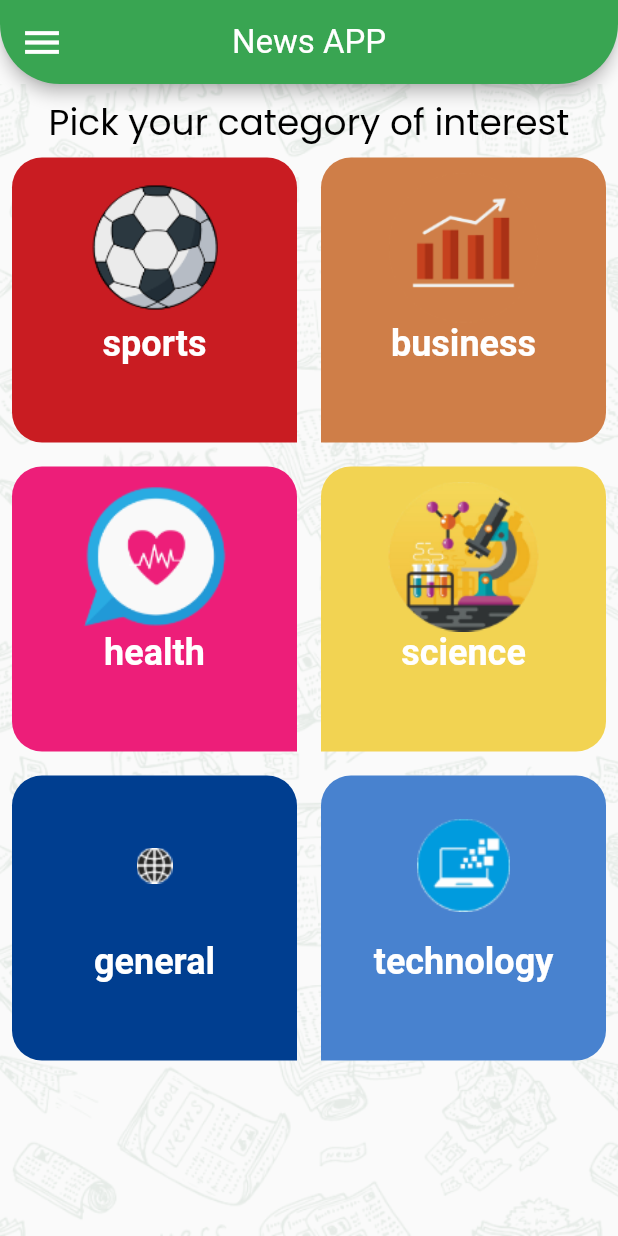
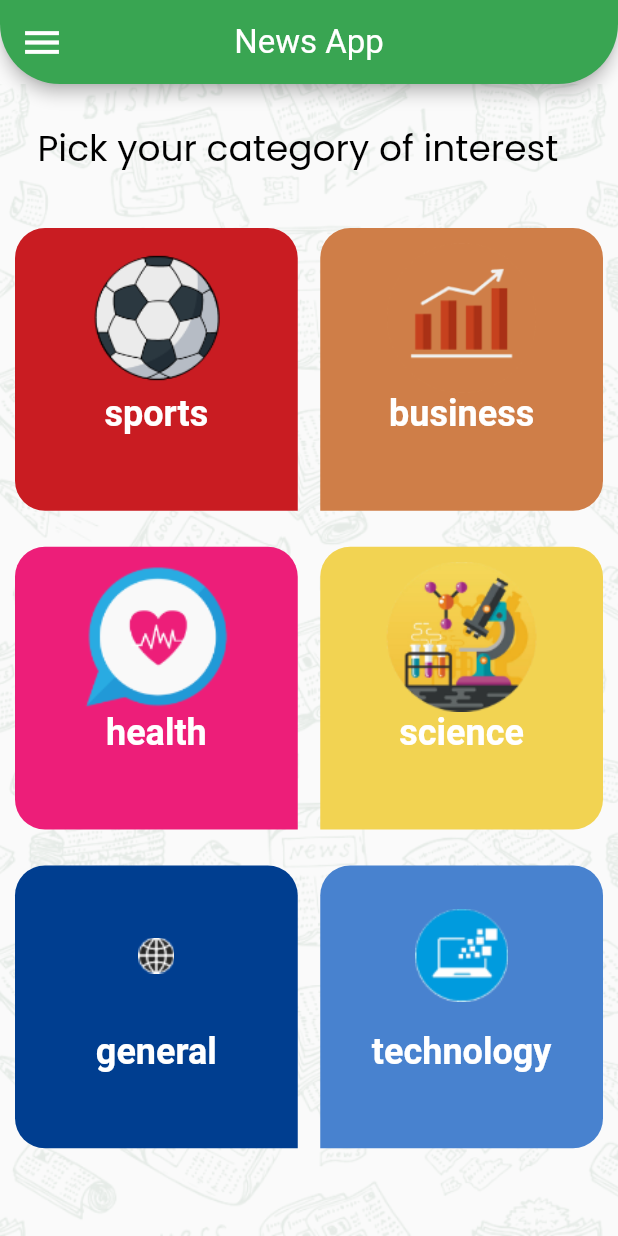
Before and after one commit to salmahossam094/News, a Flutter app: the screen it shows after launch, on a phone screen of 412 x 824 dp. Run offline on Flutter 3.47's test engine with Material 2 defaults, Android fonts, the phone set to English and light mode, and no system bars; our stand-ins replace cached_network_image, flutter_screenutil, font_awesome_flutter, google_fonts, shared_preferences; generated files the repository leaves out were written again; Roboto replaces fonts that are missing (Exo).

```diff
--- a/lib/layout/home_layout.dart
+++ b/lib/layout/home_layout.dart
@@ -6,6 +6,7 @@ import 'package:news/screens/settings.dart';
 import 'package:news/screens/widgets/DrawerWidgets.dart';
 import 'package:news/screens/widgets/search_delegate.dart';
 import 'package:news/shared/styles/app_colors.dart';
+import 'package:flutter_gen/gen_l10n/app_localizations.dart';
 
 class HomeLayout extends StatefulWidget {
   HomeLayout({Key? key}) : super(key: key);
@@ -30,7 +31,7 @@ class _HomeLayoutState extends State<HomeLayout> {
         ),
         Scaffold(
           appBar: AppBar(
-            title:  Text(categoryModel == null ? "News APP" : categoryModel!.name,
+            title:  Text(categoryModel == null ? AppLocalizations.of(context)!.news : categoryModel!.name,
                     style: Theme.of(context).textTheme.bodyLarge),
             backgroundColor: AppColor.lightColor,
             shape: const RoundedRectangleBorder(
--- a/lib/main.dart
+++ b/lib/main.dart
@@ -1,6 +1,7 @@
 import 'package:flutter/material.dart';
 import 'package:flutter_gen/gen_l10n/app_localizations.dart';
 import 'package:flutter_localizations/flutter_localizations.dart';
+import 'package:flutter_screenutil/flutter_screenutil.dart';
 import 'package:news/layout/home_layout.dart';
 import 'package:news/providers/my_provider.dart';
 import 'package:news/screens/news_details.dart';
@@ -11,7 +12,7 @@ import 'package:shared_preferences/shared_preferences.dart';
 
 void main() {
   runApp(ChangeNotifierProvider(
-      create: (BuildContext context) => MyProvider(), child: MyApp()));
+      create: (BuildContext context) => MyProvider(), builder: (context, child) =>  MyApp()));
 }
 
 class MyApp extends StatelessWidget {
@@ -23,7 +24,12 @@ class MyApp extends StatelessWidget {
   @override
   Widget build(BuildContext context) {
     pro = Provider.of<MyProvider>(context);
-    return MaterialApp(
+    getPreferences();
+    return ScreenUtilInit(
+      designSize: const Size(360, 690),
+      minTextAdapt: true,
+      splitScreenMode: true,
+      builder: (context, child) => MaterialApp(
         locale: Locale(pro.language),
         localizationsDelegates: [
           AppLocalizations.delegate, // Add this line
@@ -44,15 +50,28 @@ class MyApp extends StatelessWidget {
         initialRoute: HomeLayout.routeName,
         theme: MyThemeData.lightTheme,
         darkTheme: MyThemeData.darkTheme,
-      themeMode: pro.mode,
+        themeMode: pro.themeMode,
+      ),
     );
   }
 
-  initShared() async {
-    SharedPreferences pref = await SharedPreferences.getInstance();
-    String lan = pref.getString('lan') ?? '';
+  // initSharedPref() async {
+  //   SharedPreferences prefs = await SharedPreferences.getInstance();
+  //   String language = prefs.getString('lang') ?? 'en';
+  //   pro.changeLanguage(language);
+  //   String? mode = prefs.getString('mode');
+  //   pro.changeTheme(mode == 'light' ? ThemeMode.light : ThemeMode.dark);
+  // }
+  void getPreferences() async {
+    final SharedPreferences prefs = await SharedPreferences.getInstance();
+    if (prefs.getString('theme') == 'dark') {
+      pro.changeTheme(ThemeMode.dark);
+    } else if (prefs.getString('theme') == 'system') {
+      pro.changeTheme(ThemeMode.system);
+    } else {
+      pro.changeTheme(ThemeMode.light);
+    }
+    String lan = prefs.getString('language') ?? 'en';
     pro.changeLanguage(lan);
-    String mode = pref.getString('mode') ?? '';
-    pro.changeTheme(mode == 'light' ? ThemeMode.light : ThemeMode.dark);
   }
 }
--- a/lib/screens/category.dart
+++ b/lib/screens/category.dart
@@ -9,20 +9,12 @@ class Category extends StatelessWidget {
 
   Category(this.onCategorySelected);
 
-   List<CategoryModel> categories= CategoryModel.getCategories();
+  List<CategoryModel> categories = CategoryModel.getCategories();
+
   // late List<String> names;
 
   @override
   Widget build(BuildContext context) {
-    // names = [
-    //   AppLocalizations.of(context)!.sports,
-    //   AppLocalizations.of(context)!.business,
-    //   AppLocalizations.of(context)!.health,
-    //   AppLocalizations.of(context)!.science,
-    //   AppLocalizations.of(context)!.general,
-    //   AppLocalizations.of(context)!.technology,
-    // ];
-    // categories = CategoryModel.getCategories();
     return Stack(
       children: [
         Image.asset(
@@ -31,18 +23,22 @@ class Category extends StatelessWidget {
           height: double.infinity,
         ),
         Padding(
-          padding: const EdgeInsets.all(8.0),
+          padding: const EdgeInsets.all(10.0),
           child: Column(
+            crossAxisAlignment: CrossAxisAlignment.start,
             children: [
-              Text(
-                AppLocalizations.of(context)!.pick_your_category_of_interest,
-                style: Theme.of(context)
-                    .textTheme
-                    .bodyMedium!
-                    .copyWith(fontWeight: FontWeight.w400),
+              Padding(
+                padding: const EdgeInsets.all(15.0),
+                child: Text(
+                  AppLocalizations.of(context)!.pick_your_category_of_interest,
+                  style: Theme.of(context)
+                      .textTheme
+                      .bodyMedium!
+                      .copyWith(fontWeight: FontWeight.w400),
+                ),
               ),
               SizedBox(
-                height: 5,
+                height: 20,
               ),
               Expanded(
                 child: GridView.builder(
@@ -54,8 +50,8 @@ class Category extends StatelessWidget {
                       child: CategoryItem(categories[index], index)),
                   gridDelegate: SliverGridDelegateWithFixedCrossAxisCount(
                     crossAxisCount: 2,
-                    mainAxisSpacing: 16,
-                    crossAxisSpacing: 16,
+                    mainAxisSpacing: 24,
+                    crossAxisSpacing: 15,
                   ),
                 ),
               )
--- a/lib/shared/network/remote/api_manager.dart
+++ b/lib/shared/network/remote/api_manager.dart
@@ -9,7 +9,7 @@ import 'package:url_launcher/url_launcher.dart';
 class ApiManager {
   static Future<SourceResponse> getSources(String cat) async {
     Uri URL = Uri.https(
-        BASE, "/v2/top-headlines/sources", {"apiKey": APIKEY1, "category": cat});
+        BASE, "/v2/top-headlines/sources", {"apiKey": APIKEY, "category": cat});
     Response response = await http.get(URL);
     var responseJson = jsonDecode(response.body);
     SourceResponse sourceResponse = SourceResponse.fromJson(responseJson);
@@ -18,7 +18,7 @@ class ApiManager {
 
   static Future<NewsResponse> getNewsData(String sourceId) async {
     Uri URL = Uri.https(BASE, "/v2/everything", {
-      "apiKey": APIKEY1,
+      "apiKey": APIKEY,
       "sources": sourceId,
     });
     http.Response response = await http.get(URL);
@@ -29,7 +29,7 @@ class ApiManager {
 
   static Future<NewsResponse> search(word) async {
     Uri URL = Uri.https(BASE, "/v2/everything", {
-      "apiKey": APIKEY1,
+      "apiKey": APIKEY,
       "q": word,
     });
     http.Response response= await http.get(URL);
--- a/pubspec.yaml
+++ b/pubspec.yaml
@@ -45,6 +45,7 @@ dependencies:
   intl: any
   provider: ^6.0.5
   shared_preferences: ^2.1.2
+  flutter_screenutil: ^5.8.4
 
 dev_dependencies:
   flutter_test:
```
Also changed, not shown: lib/l10n/app_ar.arb (+6 -1 lines), lib/l10n/app_en.arb (+6 -1 lines), lib/providers/my_provider.dart (+23 -9 lines), lib/screens/settings.dart (+4 -4 lines), lib/screens/widgets/search_widget.dart (+7 -2 lines), pubspec.lock. Lines whose indentation alone changed are shown as unchanged.
